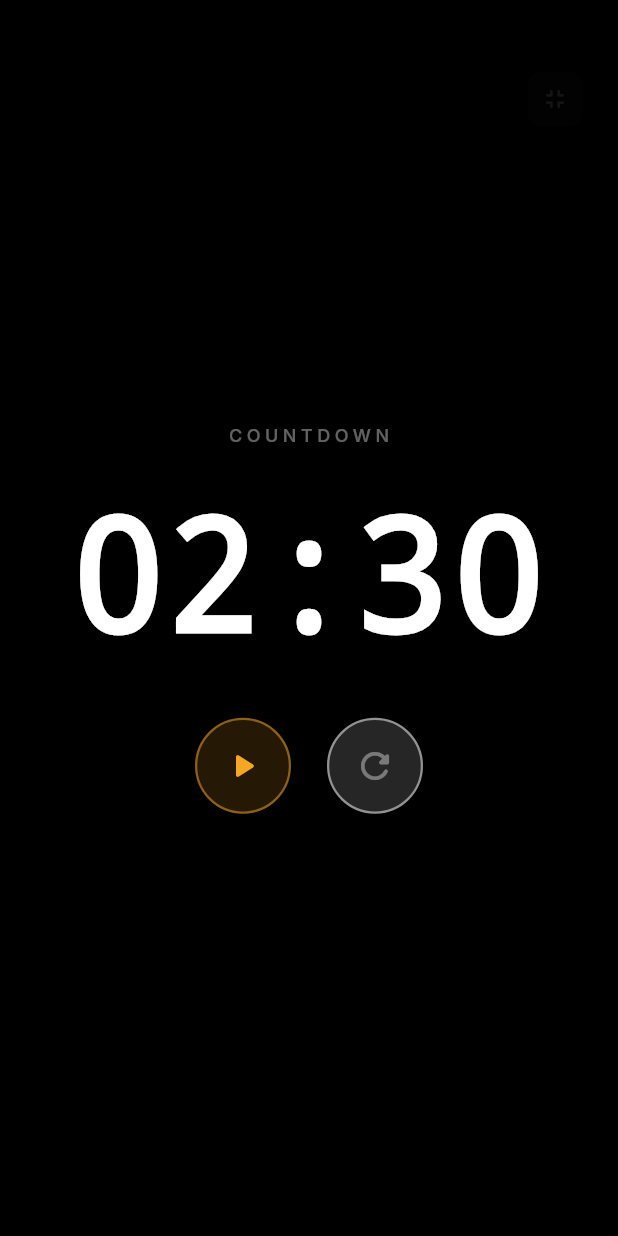
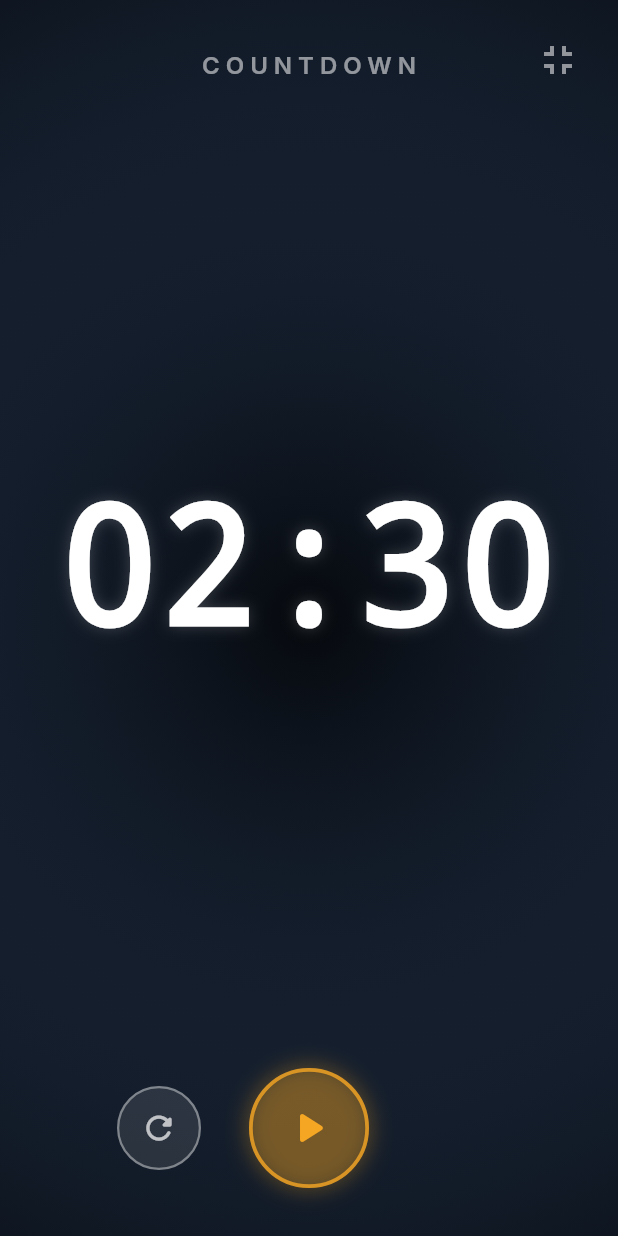
Before and after one commit to KerelosNasser/code_red, a Flutter app: the FullscreenTimerScreen screen opened by its route, on a phone screen of 412 x 824 dp. Run offline on Flutter 3.47's test engine with Material 3 defaults, Android fonts, the phone set to English and light mode, and no system bars; drawn by our look-alikes of flutter_animate; our stand-ins replace circle_nav_bar, flutter_riverpod, go_router, google_fonts, hive_flutter, riverpod_annotation; accounts and stored records are empty; generated files the repository leaves out were written again.

Commit message:
feat: implement fullscreen timer, leaderboard, and matches presentation screens

```diff
--- a/lib/src/features/timer/presentation/fullscreen_timer_screen.dart
+++ b/lib/src/features/timer/presentation/fullscreen_timer_screen.dart
@@ -1,4 +1,3 @@
-
 import 'package:flutter/material.dart';
 import 'package:flutter/services.dart';
 import 'package:flutter_riverpod/flutter_riverpod.dart';
@@ -6,10 +5,9 @@ import 'package:flutter_animate/flutter_animate.dart';
 import 'package:go_router/go_router.dart';
 import '../providers/timer_provider.dart';
 import '../../../core/theme/app_colors.dart';
-import '../../../core/utils/responsive_utils.dart';
 
 /// Full-screen timer overlay — covers nav bar, cannot be escaped accidentally.
-/// Long-press anywhere or tap the subtle exit button → confirmation dialog.
+/// Long-press anywhere or tap the exit button → confirmation dialog.
 class FullscreenTimerScreen extends ConsumerStatefulWidget {
   const FullscreenTimerScreen({super.key});
 
@@ -21,16 +19,15 @@ class FullscreenTimerScreen extends ConsumerStatefulWidget {
 class _FullscreenTimerScreenState extends ConsumerState<FullscreenTimerScreen>
     with SingleTickerProviderStateMixin {
   late AnimationController _pulseCtrl;
-  bool _showExit = false;
 
   @override
   void initState() {
     super.initState();
-    // Force landscape-preferred or keep portrait
+    // Force landscape-preferred or keep portrait full screen
     SystemChrome.setEnabledSystemUIMode(SystemUiMode.immersiveSticky);
     _pulseCtrl = AnimationController(
       vsync: this,
-      duration: const Duration(milliseconds: 600),
+      duration: const Duration(milliseconds: 1200),
     )..repeat(reverse: true);
   }
 
@@ -45,10 +42,11 @@ class _FullscreenTimerScreenState extends ConsumerState<FullscreenTimerScreen>
     showDialog(
       context: context,
       builder: (ctx) => AlertDialog(
-        backgroundColor: Colors.black,
+        backgroundColor: AppColors.primaryBlueDark,
+        shape: RoundedRectangleBorder(borderRadius: BorderRadius.circular(16)),
         title: const Text(
           'Exit Fullscreen?',
-          style: TextStyle(color: Colors.white),
+          style: TextStyle(color: Colors.white, fontWeight: FontWeight.bold),
         ),
         content: const Text(
           'The timer will continue running in the background.',
@@ -57,18 +55,27 @@ class _FullscreenTimerScreenState extends ConsumerState<FullscreenTimerScreen>
         actions: [
           TextButton(
             onPressed: () => Navigator.pop(ctx),
-            child: const Text('Stay', style: TextStyle(color: Colors.white54)),
+            child: const Text(
+              'Cancel',
+              style: TextStyle(color: Colors.white70),
+            ),
           ),
           FilledButton(
             style: FilledButton.styleFrom(
               backgroundColor: AppColors.secondaryGold,
-              foregroundColor: Colors.white,
+              foregroundColor: AppColors.primaryBlueDark,
+              shape: RoundedRectangleBorder(
+                borderRadius: BorderRadius.circular(8),
+              ),
             ),
             onPressed: () {
               Navigator.pop(ctx);
               context.pop();
             },
-            child: const Text('Exit'),
+            child: const Text(
+              'Exit',
+              style: TextStyle(fontWeight: FontWeight.bold),
+            ),
           ),
         ],
       ),
@@ -97,66 +104,106 @@ class _FullscreenTimerScreenState extends ConsumerState<FullscreenTimerScreen>
         backgroundColor: Colors.black,
         body: GestureDetector(
           onLongPress: _tryExit,
+          behavior: HitTestBehavior.opaque,
           child: Stack(
             fit: StackFit.expand,
             children: [
-              // ── Background glow ────────────────────────────────────────
-              if (isCritical)
+              // ── Premium Background Glow ────────────────────────────────
               AnimatedBuilder(
                 animation: _pulseCtrl,
-                  builder: (_, __) => Container(
+                builder: (_, __) {
+                  final intensity = isCritical
+                      ? 0.3 + (_pulseCtrl.value * 0.2)
+                      : isWarning
+                      ? 0.15
+                      : 0.08;
+
+                  final glowColor = isCritical
+                      ? AppColors.timerCritical
+                      : isWarning
+                      ? AppColors.timerWarning
+                      : AppColors.primaryBlue;
+
+                  return Container(
                     decoration: BoxDecoration(
                       gradient: RadialGradient(
                         colors: [
-                          AppColors.timerCritical
-                              .withValues(alpha: 0.15 * _pulseCtrl.value),
-                          Colors.transparent,
+                          glowColor.withValues(alpha: intensity),
+                          Colors.black,
                         ],
-                        radius: 1.2,
+                        radius: 1.5,
+                        center: Alignment.center,
                       ),
                     ),
-                  ),
+                  );
+                },
               ),
 
               // ── Main content ───────────────────────────────────────────
-              Center(
+              SafeArea(
+                child: Padding(
+                  padding: const EdgeInsets.symmetric(
+                    horizontal: 24.0,
+                    vertical: 32.0,
+                  ),
                   child: Column(
+                    children: [
+                      // Mode label & preset
+                      Column(
                         mainAxisSize: MainAxisSize.min,
                         children: [
-                    // Mode label
                           Text(
                             _modeLabel(state.mode),
                             style: const TextStyle(
-                        color: Colors.white38,
-                        fontSize: 12,
-                        letterSpacing: 3,
-                        fontWeight: FontWeight.w500,
+                              color: Colors.white54,
+                              fontSize: 16,
+                              letterSpacing: 4,
+                              fontWeight: FontWeight.w600,
                             ),
                           ),
                           if (state.presetLabel != null)
                             Padding(
-                        padding: const EdgeInsets.only(top: 4),
+                              padding: const EdgeInsets.only(top: 8),
                               child: Text(
                                 state.presetLabel!.toUpperCase(),
                                 style: TextStyle(
-                            color: displayColor.withValues(alpha: 0.8),
-                            fontSize: 14,
+                                  color: displayColor.withValues(alpha: 0.9),
+                                  fontSize: 18,
                                   letterSpacing: 2,
                                   fontWeight: FontWeight.bold,
                                 ),
                               ),
                             ),
-                    const SizedBox(height: 24),
+                        ],
+                      ),
+
+                      const Spacer(),
 
                       // Giant digit display
-                    AnimatedDefaultTextStyle(
+                      Padding(
+                        padding: const EdgeInsets.symmetric(horizontal: 16.0),
+                        child: FittedBox(
+                          fit: BoxFit.scaleDown,
+                          child: AnimatedDefaultTextStyle(
                             duration: const Duration(milliseconds: 300),
                             style: TextStyle(
                               fontFamily: 'Courier',
-                        fontSize: _fontSize(context),
+                              fontSize:
+                                  220, // Large base size for FittedBox to scale safely
                               fontWeight: FontWeight.bold,
                               color: displayColor,
-                        fontFeatures: const [FontFeature.tabularFigures()],
+                              height: 1.0,
+                              fontFeatures: const [
+                                FontFeature.tabularFigures(),
+                              ],
+                              shadows: [
+                                Shadow(
+                                  color: displayColor.withValues(
+                                    alpha: isCritical ? 0.6 : 0.2,
+                                  ),
+                                  blurRadius: isCritical ? 24 : 12,
+                                ),
+                              ],
                             ),
                             child: Text(_displayText(state))
                                 .animate(
@@ -167,18 +214,42 @@ class _FullscreenTimerScreenState extends ConsumerState<FullscreenTimerScreen>
                                 .shimmer(
                                   duration: isCritical ? 800.ms : 0.ms,
                                   color: isCritical
-                                ? AppColors.timerCritical.withValues(alpha: 0.5)
+                                      ? AppColors.timerCritical.withValues(
+                                          alpha: 0.5,
+                                        )
                                       : Colors.transparent,
                                 ),
                           ),
+                        ),
+                      ),
 
-                    const SizedBox(height: 32),
+                      if (isFinished) ...[
+                        const SizedBox(height: 24),
+                        const Text(
+                          'TIME\'S UP',
+                          style: TextStyle(
+                            color: AppColors.timerCritical,
+                            fontSize: 24,
+                            letterSpacing: 6,
+                            fontWeight: FontWeight.bold,
+                          ),
+                        ).animate().fadeIn().scale().shimmer(delay: 400.ms),
+                      ],
 
-                    // ── Minimal controls ───────────────────────────────
+                      const Spacer(),
+
+                      // ── Controls ─────────────────────────────────────────
                       if (state.mode != TimerMode.clock)
                         Row(
-                        mainAxisSize: MainAxisSize.min,
+                          mainAxisAlignment: MainAxisAlignment.center,
                           children: [
+                            _FsButton(
+                              icon: Icons.refresh_rounded,
+                              color: Colors.white70,
+                              onTap: notifier.reset,
+                              size: 56,
+                            ),
+                            const SizedBox(width: 32),
                             _FsButton(
                               icon: isRunning
                                   ? Icons.pause_rounded
@@ -186,66 +257,33 @@ class _FullscreenTimerScreenState extends ConsumerState<FullscreenTimerScreen>
                               color: isRunning
                                   ? AppColors.timerWarning
                                   : AppColors.secondaryGold,
-                            onTap: isRunning ? notifier.pause : notifier.start,
+                              onTap: isRunning
+                                  ? notifier.pause
+                                  : notifier.start,
+                              size: 80,
+                              isPrimary: true,
                             ),
-                          const SizedBox(width: 24),
-                          _FsButton(
-                            icon: Icons.refresh_rounded,
-                            color: Colors.white38,
-                            onTap: notifier.reset,
+                            const SizedBox(width: 32),
+                            const SizedBox(width: 56), // Visual balance
+                          ],
                         ),
                     ],
                   ),
-
-                    if (isFinished) ...[
-                      const SizedBox(height: 16),
-                      Text(
-                        '✓ TIME\'S UP',
-                        style: TextStyle(
-                          color: AppColors.timerCritical,
-                          fontSize: 18,
-                          letterSpacing: 4,
-                          fontWeight: FontWeight.bold,
-                        ),
-                      ).animate().fadeIn().scale(),
-                    ],
-                  ],
                 ),
               ),
 
               // ── Subtle exit button (top-right) ─────────────────────────
               Positioned(
-                top: 48,
-                right: 24,
-                child: GestureDetector(
-                  onTap: () {
-                    setState(() => _showExit = !_showExit);
-                    if (_showExit) {
-                      Future.delayed(
-                        const Duration(seconds: 4),
-                        () => mounted ? setState(() => _showExit = false) : null,
-                      );
-                    }
-                  },
-                  child: AnimatedOpacity(
-                    opacity: _showExit ? 1.0 : 0.08,
-                    duration: const Duration(milliseconds: 300),
-                    child: GestureDetector(
-                      onTap: _showExit ? _tryExit : null,
-                      child: Container(
-                        padding: const EdgeInsets.all(8),
-                        decoration: BoxDecoration(
-                          color: Colors.white12,
-                          borderRadius: BorderRadius.circular(8),
+                top: MediaQuery.paddingOf(context).top + 16,
+                right: 16,
+                child: IconButton(
+                  icon: const Icon(
+                    Icons.fullscreen_exit,
+                    color: Colors.white54,
+                    size: 32,
                   ),
-                        child: const Icon(
-                          Icons.fullscreen_exit_rounded,
-                          color: Colors.white,
-                          size: 20,
-                        ),
-                      ),
-                    ),
-                  ),
+                  onPressed: _tryExit,
+                  tooltip: 'Exit Fullscreen',
                 ),
               ),
             ],
@@ -253,10 +291,6 @@ class _FullscreenTimerScreenState extends ConsumerState<FullscreenTimerScreen>
         ),
       ),
     );
-  }
-
-  double _fontSize(BuildContext context) {
-    return context.scaleFont(100);
   }
 
   String _modeLabel(TimerMode mode) => switch (mode) {
@@ -298,22 +332,43 @@ class _FsButton extends StatelessWidget {
   final IconData icon;
   final Color color;
   final VoidCallback onTap;
+  final double size;
+  final bool isPrimary;
 
-  const _FsButton({required this.icon, required this.color, required this.onTap});
+  const _FsButton({
+    required this.icon,
+    required this.color,
+    required this.onTap,
+    this.size = 64,
+    this.isPrimary = false,
+  });
 
   @override
   Widget build(BuildContext context) {
     return GestureDetector(
       onTap: onTap,
-      child: Container(
-        width: 64,
-        height: 64,
+      child: AnimatedContainer(
+        duration: const Duration(milliseconds: 200),
+        width: size,
+        height: size,
         decoration: BoxDecoration(
           shape: BoxShape.circle,
-          color: color.withValues(alpha: 0.15),
-          border: Border.all(color: color.withValues(alpha: 0.5), width: 1.5),
+          color: color.withValues(alpha: isPrimary ? 0.2 : 0.1),
+          border: Border.all(
+            color: color.withValues(alpha: isPrimary ? 0.8 : 0.4),
+            width: isPrimary ? 2.5 : 1.5,
           ),
-        child: Icon(icon, color: color, size: 28),
+          boxShadow: isPrimary
+              ? [
+                  BoxShadow(
+                    color: color.withValues(alpha: 0.3),
+                    blurRadius: 12,
+                    spreadRadius: 2,
+                  ),
+                ]
+              : null,
+        ),
+        child: Icon(icon, color: color, size: size * 0.45),
       ),
     );
   }
```
Also changed, not shown: lib/src/features/leaderboard/presentation/leaderboard_screen.dart (+120 -42 lines), lib/src/features/matches/presentation/matches_screen.dart (+7 -8 lines). Lines whose indentation alone changed are shown as unchanged.
